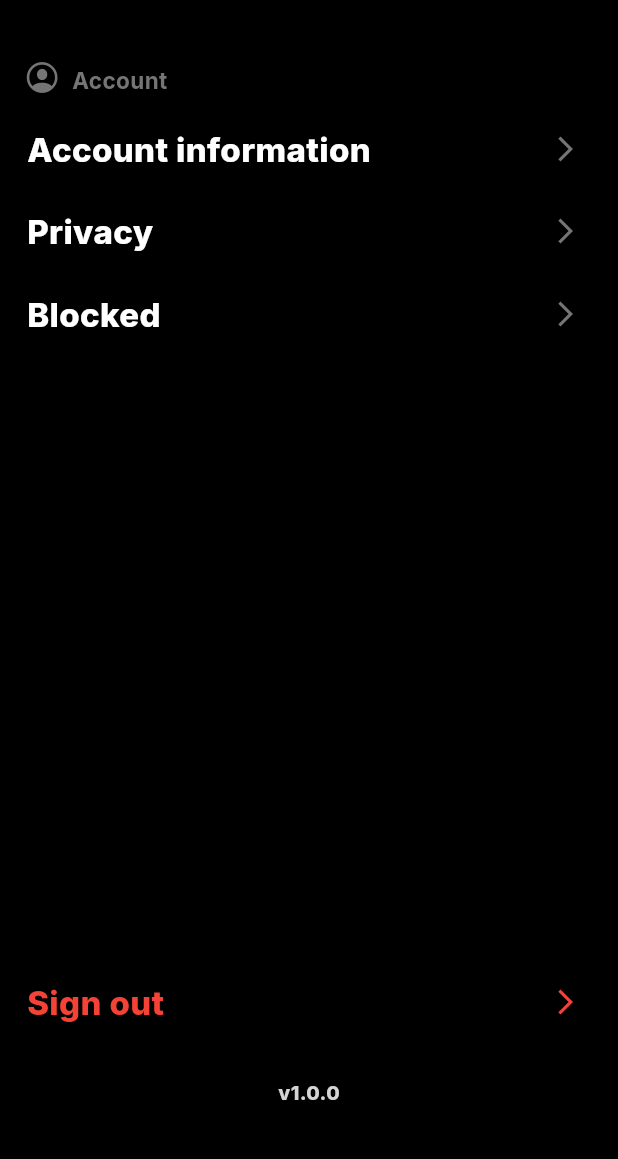
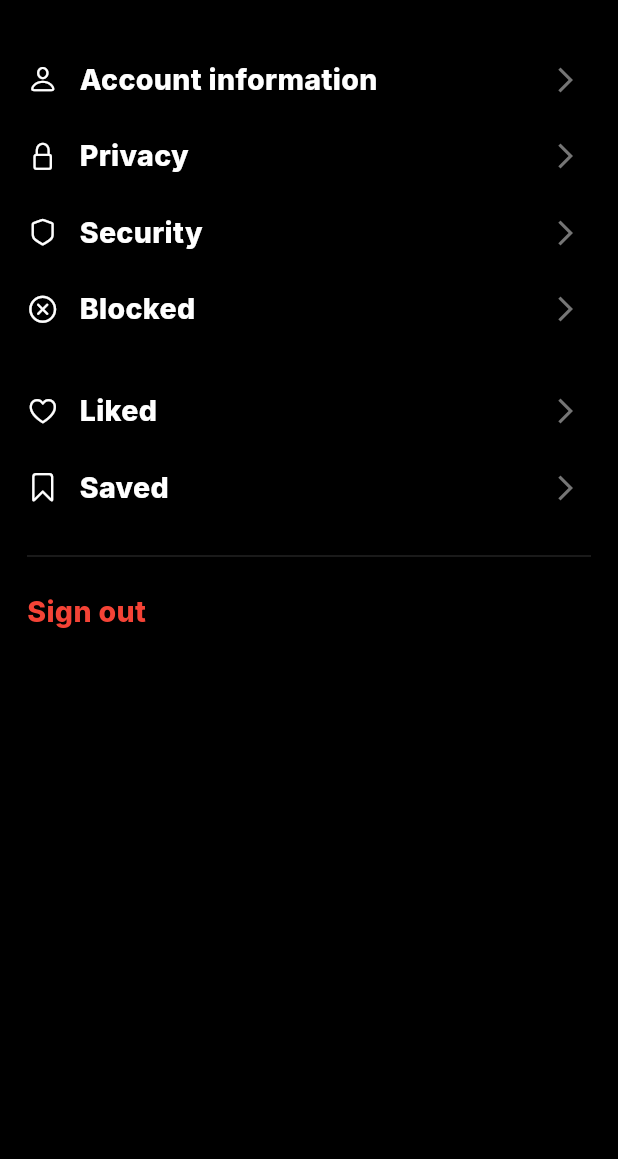
Before and after one commit to Tho100/revent, a Flutter app: the SettingsPage screen opened directly, on a phone screen of 412 x 824 dp, the part 59-1218 px from its top. Run offline on Flutter 3.47's test engine with Material 3 defaults, Android fonts, the phone set to English and light mode, and no system bars; our stand-ins replace flutter_dotenv, flutter_native_image, get_it, google_fonts; missing offline and left inert: dynamic_height_grid_view, image_picker_plus, mysql_client.

Commit message:
Redesigned settings page

```diff
--- a/lib/pages/setttings/settings_page.dart
+++ b/lib/pages/setttings/settings_page.dart
@@ -1,8 +1,8 @@
 import 'package:flutter/cupertino.dart';
 import 'package:flutter/material.dart';
-import 'package:google_fonts/google_fonts.dart';
 import 'package:revent/model/user_model.dart';
-import 'package:revent/pages/setttings/account/account_information.dart';
+import 'package:revent/pages/setttings/account_info_page.dart';
+import 'package:revent/pages/setttings/security_page.dart';
 import 'package:revent/themes/theme_color.dart';
 import 'package:revent/ui_dialog/alert_dialog.dart';
 import 'package:revent/widgets/app_bar.dart';
@@ -20,39 +20,10 @@ class SettingsPage extends StatelessWidget {
     );
   }
 
-  Widget _buildHeader(IconData icon, String message) {
-    return Padding(
-      padding: const EdgeInsets.symmetric(
-        horizontal: 16,
-        vertical: 8
-      ),
-      child: Row(
-        children: [
-
-          Padding(
-            padding: const EdgeInsets.only(bottom: 4.0),
-            child: Icon(icon, color: ThemeColor.thirdWhite, size: 24),
-          ),
-
-          const SizedBox(width: 8),
-
-          Text(
-            message,
-            style: GoogleFonts.inter(
-              color: ThemeColor.thirdWhite,
-              fontWeight: FontWeight.w700,
-              fontSize: 15
-            ),
-          )
-
-        ]
-      ),
-    );
-  }
-
   Widget _buildBody(BuildContext context) {
 
-    const buttonHeightGap = 8.0;
+    const buttonGap = 8.0;
+    const newTopicButtonGap = 25.0;
 
     return Padding(
       padding: const EdgeInsets.only(top: 15.0),
@@ -62,10 +33,9 @@ class SettingsPage extends StatelessWidget {
           child: Column(
             children: [
 
-              _buildHeader(CupertinoIcons.profile_circled, 'Account'),
-
               SettingsButton(
                 text: 'Account information',
+                icon: CupertinoIcons.person,
                 onPressed: () {
                   Navigator.push(
                     context,
@@ -74,42 +44,65 @@ class SettingsPage extends StatelessWidget {
                 }
               ),
 
-              const SizedBox(height: buttonHeightGap),
+              const SizedBox(height: buttonGap),
 
               SettingsButton(
                 text: 'Privacy',
+                icon: CupertinoIcons.lock,
                 onPressed: () {}
               ),
 
-              const SizedBox(height: buttonHeightGap),
+              const SizedBox(height: buttonGap),
+
+              SettingsButton(
+                text: 'Security',
+                icon: CupertinoIcons.shield,
+                onPressed: () {
+                  Navigator.push(
+                    context,
+                    MaterialPageRoute(builder: (_) => const SecurityPage())
+                  );
+                }
+              ),
+
+              const SizedBox(height: buttonGap),
 
               SettingsButton(
                 text: 'Blocked',
+                icon: CupertinoIcons.clear_circled,
                 onPressed: () {}
               ),
 
-              const Spacer(),
+              const SizedBox(height: newTopicButtonGap),
 
-              Padding(
-                padding: const EdgeInsets.only(bottom: 18.0),
-                child: SettingsButton(
-                  text: 'Sign out',
-                  isSignOutButton: true,
-                  onPressed: () => _signOutOnPressed()
-                ),
+              SettingsButton(
+                text: 'Liked',
+                icon: CupertinoIcons.heart,
+                onPressed: () {}
               ),
 
-              Padding(
-                padding: const EdgeInsets.symmetric(vertical: 10.0),
-                child: Text(
-                  'v1.0.0',
-                  style: GoogleFonts.inter(
-                    color: ThemeColor.secondaryWhite,
-                    fontWeight: FontWeight.w800,
-                    fontSize: 13
-                  ),
-                ),
-              )
+              const SizedBox(height: buttonGap),
+
+              SettingsButton(
+                text: 'Saved',
+                icon: CupertinoIcons.bookmark,
+                onPressed: () {}
+              ),
+
+              const SizedBox(height: 16),
+
+              const Padding(
+                padding: EdgeInsets.symmetric(horizontal: 18.0),
+                child: Divider(color: ThemeColor.lightGrey),
+              ),
+
+              const SizedBox(height: 8),
+
+              SettingsButton(
+                text: 'Sign out',
+                makeRed: true,
+                onPressed: () => _signOutOnPressed()
+              ),
 
             ]
           ),
--- a/lib/widgets/buttons/settings_button.dart
+++ b/lib/widgets/buttons/settings_button.dart
@@ -1,3 +1,4 @@
+import 'package:flutter/cupertino.dart';
 import 'package:revent/themes/theme_color.dart';
 import 'package:flutter/material.dart';
 import 'package:google_fonts/google_fonts.dart';
@@ -5,14 +6,16 @@ import 'package:google_fonts/google_fonts.dart';
 class SettingsButton extends StatelessWidget {
 
   final String text;
+  final IconData? icon;
   final VoidCallback onPressed;
 
-  final bool? isSignOutButton;
+  final bool? makeRed;
 
   const SettingsButton({
     required this.text,
     required this.onPressed,
-    this.isSignOutButton,
+    this.icon,
+    this.makeRed,
     super.key,
   });
 
@@ -36,21 +39,30 @@ class SettingsButton extends StatelessWidget {
                     mainAxisAlignment: MainAxisAlignment.center,
                     children: [
 
+                      if(icon != null) ... [
+
+                        Icon(icon, color: ThemeColor.white, size: 21),
+
+                        const SizedBox(width: 14)
+
+                      ],
+
                       Text(
                         text,
                         style: GoogleFonts.inter(
-                          color: isSignOutButton == true ? ThemeColor.darkRed : ThemeColor.white,
+                          color: makeRed == true ? ThemeColor.darkRed : ThemeColor.white,
                           fontWeight: FontWeight.w800,
-                          fontSize: 22
+                          fontSize: 19
                         ),
                         textAlign: TextAlign.center,
                       ),
 
                       const Spacer(),
 
+                      if(makeRed != true)
                       Icon(
                         Icons.arrow_forward_ios,
-                        color: isSignOutButton == true ? ThemeColor.darkRed : ThemeColor.thirdWhite,
+                        color: makeRed == true ? ThemeColor.darkRed : ThemeColor.thirdWhite,
                         size: 20
                       ),
 
```
Also changed, not shown: lib/pages/setttings/security_page.dart (added, +62 -0 lines), lib/pages/setttings/account_info_page.dart (renamed from lib/pages/setttings/account/account_information.dart).
